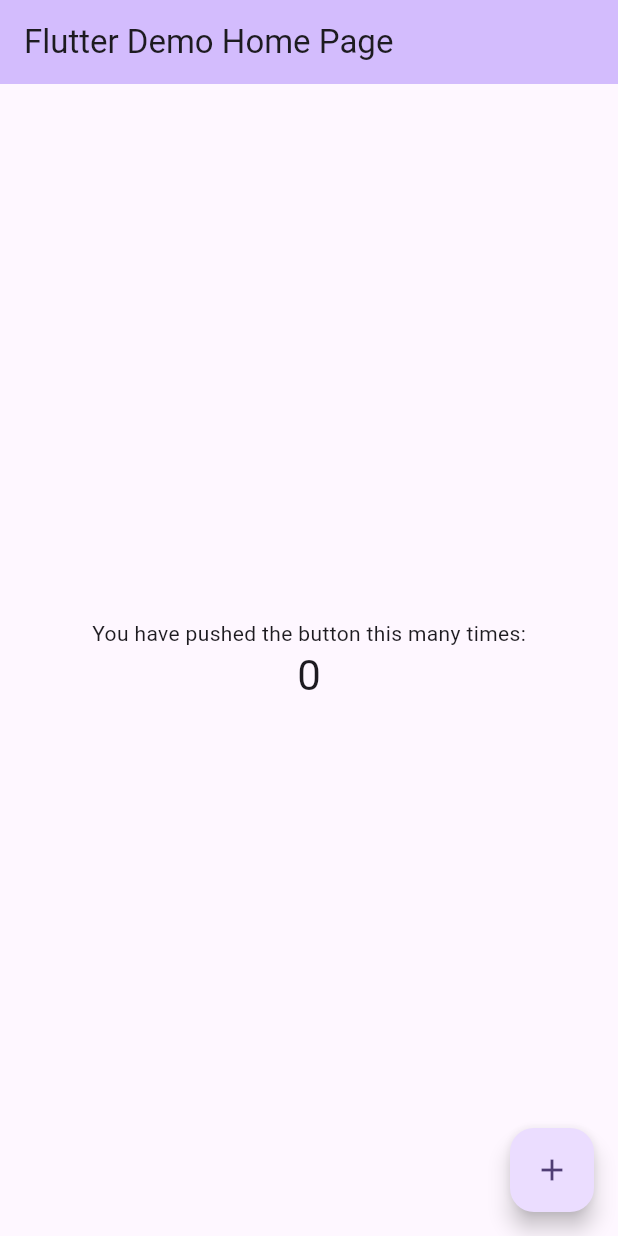
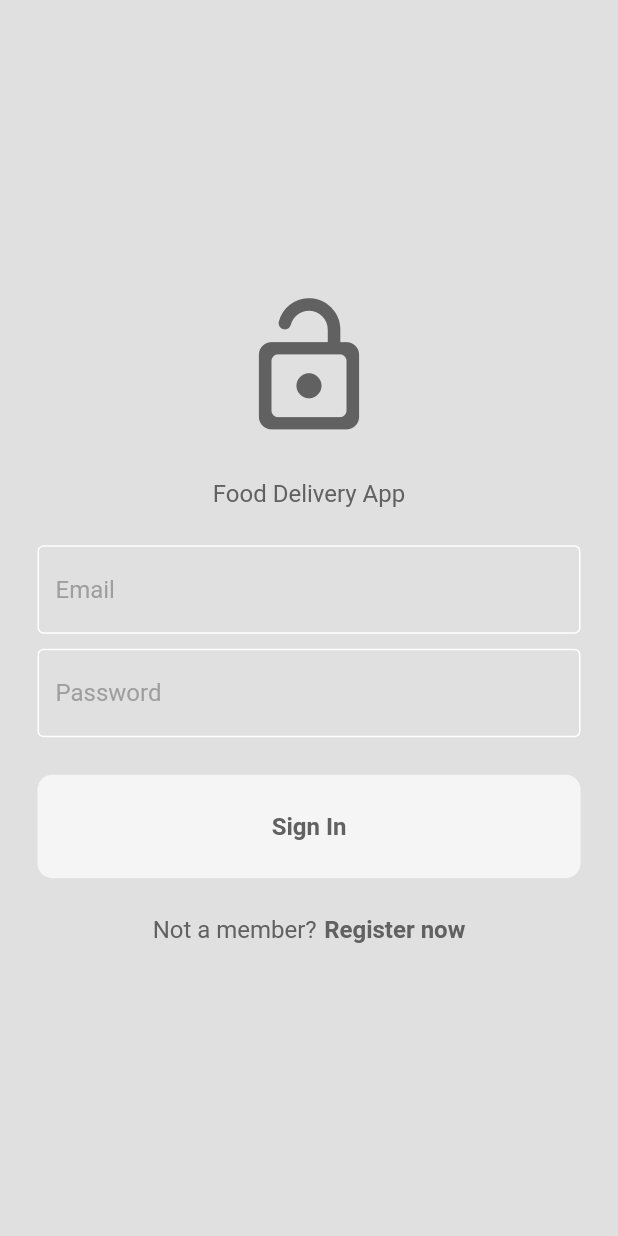
Before and after one commit to CV1X/Food-Delivery-App, a Flutter app: the screen it shows after launch, on a phone screen of 412 x 824 dp. Run offline on Flutter 3.47's test engine with Material 2 defaults, Android fonts, the phone set to English and light mode, and no system bars.

Commit message:
Login & register page done (+navigrea intre pagini)

```diff
--- /dev/null
+++ b/lib/auth/login_or_register.dart
@@ -0,0 +1,32 @@
+import 'package:flutter/material.dart';
+import 'package:food_delivery_app/pages/login_page.dart';
+import 'package:food_delivery_app/pages/register_page.dart';
+
+class LoginOrRegisterState extends StatefulWidget {
+  const LoginOrRegisterState({super.key});
+
+  @override
+  State<LoginOrRegisterState> createState() => _LoginOrRegisterStateState();
+}
+
+class _LoginOrRegisterStateState extends State<LoginOrRegisterState> {
+  //initially show the login page
+  bool showLoginPage = true;
+
+  // toggle between login & register
+
+  void togglePages() {
+    setState(() {
+      showLoginPage = !showLoginPage;
+    });
+  }
+
+  @override
+  Widget build(BuildContext context) {
+    if (showLoginPage) {
+      return LoginPage(onTap: togglePages);
+    } else {
+      return RegisterPage(onTap: togglePages);
+    }
+  }
+}
--- /dev/null
+++ b/lib/components/my_button.dart
@@ -0,0 +1,31 @@
+import 'package:flutter/material.dart';
+
+class MyButton extends StatelessWidget {
+  final Function()? onTap;
+  final String text;
+
+  const MyButton({super.key, required this.onTap, required this.text});
+
+  @override
+  Widget build(BuildContext context) {
+    return GestureDetector(
+      onTap: onTap,
+      child: Container(
+        padding: const EdgeInsets.all(25),
+        margin: const EdgeInsets.symmetric(horizontal: 25),
+        decoration: BoxDecoration(
+          color: Theme.of(context).colorScheme.secondary,
+          borderRadius: BorderRadius.circular(10),
+        ),
+        child: Center(
+          child: Text(text,
+              style: TextStyle(
+                color: Theme.of(context).colorScheme.inversePrimary,
+                fontWeight: FontWeight.bold,
+                fontSize: 16,
+              )),
+        ),
+      ),
+    );
+  }
+}
--- /dev/null
+++ b/lib/components/my_textfield.dart
@@ -0,0 +1,40 @@
+import 'package:flutter/material.dart';
+
+class MyTextField extends StatelessWidget {
+  final TextEditingController controller;
+  final String hintText;
+  final bool obscureText;
+
+  const MyTextField(
+      {super.key,
+      required this.controller,
+      required this.hintText,
+      required this.obscureText});
+
+  @override
+  Widget build(BuildContext context) {
+    return Padding(
+      padding: const EdgeInsets.symmetric(horizontal: 25),
+      child: TextField(
+        controller: controller,
+        obscureText: obscureText,
+        decoration: InputDecoration(
+          hintText: hintText,
+          hintStyle: TextStyle(
+            color: Theme.of(context).colorScheme.primary,
+          ),
+          enabledBorder: OutlineInputBorder(
+            borderSide: BorderSide(
+              color: Theme.of(context).colorScheme.tertiary,
+            ),
+          ),
+          focusedBorder: OutlineInputBorder(
+            borderSide: BorderSide(
+              color: Theme.of(context).colorScheme.primary,
+            ),
+          ),
+        ),
+      ),
+    );
+  }
+}
--- a/lib/main.dart
+++ b/lib/main.dart
@@ -1,125 +1,24 @@
 import 'package:flutter/material.dart';
+import 'package:food_delivery_app/themes/theme_provider.dart';
+import 'package:provider/provider.dart';
+import 'auth/login_or_register.dart';
 
 void main() {
-  runApp(const MyApp());
+  runApp(ChangeNotifierProvider(
+    create: (context) => ThemeProvider(),
+    child: const MyApp(),
+  ));
 }
 
 class MyApp extends StatelessWidget {
   const MyApp({super.key});
 
-  // This widget is the root of your application.
   @override
   Widget build(BuildContext context) {
     return MaterialApp(
-      title: 'Flutter Demo',
-      theme: ThemeData(
-        // This is the theme of your application.
-        //
-        // TRY THIS: Try running your application with "flutter run". You'll see
-        // the application has a blue toolbar. Then, without quitting the app,
-        // try changing the seedColor in the colorScheme below to Colors.green
-        // and then invoke "hot reload" (save your changes or press the "hot
-        // reload" button in a Flutter-supported IDE, or press "r" if you used
-        // the command line to start the app).
-        //
-        // Notice that the counter didn't reset back to zero; the application
-        // state is not lost during the reload. To reset the state, use hot
-        // restart instead.
-        //
-        // This works for code too, not just values: Most code changes can be
-        // tested with just a hot reload.
-        colorScheme: ColorScheme.fromSeed(seedColor: Colors.deepPurple),
-        useMaterial3: true,
-      ),
-      home: const MyHomePage(title: 'Flutter Demo Home Page'),
+      debugShowCheckedModeBanner: true,
+      home: LoginOrRegisterState(),
+      theme: Provider.of<ThemeProvider>(context).themeData,
     );
   }
 }
-
-class MyHomePage extends StatefulWidget {
-  const MyHomePage({super.key, required this.title});
-
-  // This widget is the home page of your application. It is stateful, meaning
-  // that it has a State object (defined below) that contains fields that affect
-  // how it looks.
-
-  // This class is the configuration for the state. It holds the values (in this
-  // case the title) provided by the parent (in this case the App widget) and
-  // used by the build method of the State. Fields in a Widget subclass are
-  // always marked "final".
-
-  final String title;
-
-  @override
-  State<MyHomePage> createState() => _MyHomePageState();
-}
-
-class _MyHomePageState extends State<MyHomePage> {
-  int _counter = 0;
-
-  void _incrementCounter() {
-    setState(() {
-      // This call to setState tells the Flutter framework that something has
-      // changed in this State, which causes it to rerun the build method below
-      // so that the display can reflect the updated values. If we changed
-      // _counter without calling setState(), then the build method would not be
-      // called again, and so nothing would appear to happen.
-      _counter++;
-    });
-  }
-
-  @override
-  Widget build(BuildContext context) {
-    // This method is rerun every time setState is called, for instance as done
-    // by the _incrementCounter method above.
-    //
-    // The Flutter framework has been optimized to make rerunning build methods
-    // fast, so that you can just rebuild anything that needs updating rather
-    // than having to individually change instances of widgets.
-    return Scaffold(
-      appBar: AppBar(
-        // TRY THIS: Try changing the color here to a specific color (to
-        // Colors.amber, perhaps?) and trigger a hot reload to see the AppBar
-        // change color while the other colors stay the same.
-        backgroundColor: Theme.of(context).colorScheme.inversePrimary,
-        // Here we take the value from the MyHomePage object that was created by
-        // the App.build method, and use it to set our appbar title.
-        title: Text(widget.title),
-      ),
-      body: Center(
-        // Center is a layout widget. It takes a single child and positions it
-        // in the middle of the parent.
-        child: Column(
-          // Column is also a layout widget. It takes a list of children and
-          // arranges them vertically. By default, it sizes itself to fit its
-          // children horizontally, and tries to be as tall as its parent.
-          //
-          // Column has various properties to control how it sizes itself and
-          // how it positions its children. Here we use mainAxisAlignment to
-          // center the children vertically; the main axis here is the vertical
-          // axis because Columns are vertical (the cross axis would be
-          // horizontal).
-          //
-          // TRY THIS: Invoke "debug painting" (choose the "Toggle Debug Paint"
-          // action in the IDE, or press "p" in the console), to see the
-          // wireframe for each widget.
-          mainAxisAlignment: MainAxisAlignment.center,
-          children: <Widget>[
-            const Text(
-              'You have pushed the button this many times:',
-            ),
-            Text(
-              '$_counter',
-              style: Theme.of(context).textTheme.headlineMedium,
-            ),
-          ],
-        ),
-      ),
-      floatingActionButton: FloatingActionButton(
-        onPressed: _incrementCounter,
-        tooltip: 'Increment',
-        child: const Icon(Icons.add),
-      ), // This trailing comma makes auto-formatting nicer for build methods.
-    );
-  }
-}
--- /dev/null
+++ b/lib/pages/login_page.dart
@@ -0,0 +1,110 @@
+import 'package:flutter/material.dart';
+import 'package:food_delivery_app/components/my_button.dart';
+import 'package:food_delivery_app/components/my_textfield.dart';
+
+class LoginPage extends StatefulWidget {
+  final void Function()? onTap;
+
+  const LoginPage({super.key, required this.onTap});
+
+  @override
+  State<LoginPage> createState() => _LoginPageState();
+}
+
+class _LoginPageState extends State<LoginPage> {
+  final TextEditingController emailController = TextEditingController();
+
+  final TextEditingController passwordController = TextEditingController();
+
+  @override
+  Widget build(BuildContext context) {
+    return Scaffold(
+        backgroundColor: Theme.of(context).colorScheme.background,
+        body: Center(
+          child: Column(
+            mainAxisAlignment: MainAxisAlignment.center,
+            children: [
+              //LOGO
+              Icon(
+                Icons.lock_open_rounded,
+                size: 100,
+                color: Theme.of(context).colorScheme.inversePrimary,
+              ),
+
+              const SizedBox(
+                height: 25,
+              ),
+
+              //Message
+
+              Text(
+                "Food Delivery App",
+                style: TextStyle(
+                    fontSize: 16,
+                    color: Theme.of(context).colorScheme.inversePrimary),
+              ),
+
+              const SizedBox(
+                height: 25,
+              ),
+
+              //Email
+              MyTextField(
+                controller: emailController,
+                hintText: "Email",
+                obscureText: false,
+              ),
+
+              const SizedBox(
+                height: 10,
+              ),
+
+              //Password
+              MyTextField(
+                controller: passwordController,
+                hintText: "Password",
+                obscureText: true,
+              ),
+
+              const SizedBox(
+                height: 25,
+              ),
+
+              //Sign in Button
+              MyButton(onTap: () {}, text: "Sign In"),
+
+              const SizedBox(
+                height: 25,
+              ),
+
+              // Not member? Register now
+
+              Row(
+                mainAxisAlignment: MainAxisAlignment.center,
+                children: [
+                  Text(
+                    "Not a member?",
+                    style: TextStyle(
+                        fontSize: 16,
+                        color: Theme.of(context).colorScheme.inversePrimary),
+                  ),
+                  const SizedBox(
+                    width: 5,
+                  ),
+                  GestureDetector(
+                    onTap: widget.onTap,
+                    child: Text(
+                      "Register now",
+                      style: TextStyle(
+                          fontWeight: FontWeight.bold,
+                          fontSize: 16,
+                          color: Theme.of(context).colorScheme.inversePrimary),
+                    ),
+                  ),
+                ],
+              ),
+            ],
+          ),
+        ));
+  }
+}
--- /dev/null
+++ b/lib/themes/dark_mode.dart
@@ -0,0 +1,10 @@
+import 'package:flutter/material.dart';
+
+ThemeData darkMode = ThemeData(
+    colorScheme: ColorScheme.dark(
+  background: Color.fromARGB(255, 20, 20, 20),
+  primary: Color.fromARGB(255, 122, 122, 122),
+  secondary: Color.fromARGB(255, 30, 30, 30),
+  tertiary: Color.fromARGB(255, 47, 47, 47),
+  inversePrimary: Colors.grey.shade300,
+));
--- /dev/null
+++ b/lib/themes/light_mode.dart
@@ -0,0 +1,11 @@
+import 'package:flutter/material.dart';
+
+ThemeData lightMode = ThemeData (
+  colorScheme: ColorScheme.light(
+    background: Colors.grey.shade300,
+    primary: Colors.grey.shade500,
+    secondary: Colors.grey.shade100,
+    tertiary:Colors.white,
+    inversePrimary: Colors.grey.shade700,
+  )
+);
--- /dev/null
+++ b/lib/themes/theme_provider.dart
@@ -0,0 +1,25 @@
+import 'package:flutter/material.dart';
+import 'package:food_delivery_app/themes/light_mode.dart';
+import 'package:food_delivery_app/themes/dark_mode.dart';
+
+class ThemeProvider with ChangeNotifier{
+  ThemeData _themeData = lightMode;
+
+  ThemeData get themeData => _themeData;
+
+  bool get isDarkMode => _themeData == darkMode;
+
+  set themeData(ThemeData themeData) {
+    _themeData = themeData;
+    notifyListeners();
+  }
+
+  void toggleTheme(){
+    if(_themeData == lightMode) {
+      themeData = darkMode;
+    }else{
+      themeData = lightMode;
+    }
+  }
+
+}
--- a/pubspec.yaml
+++ b/pubspec.yaml
@@ -35,6 +35,7 @@ dependencies:
   # The following adds the Cupertino Icons font to your application.
   # Use with the CupertinoIcons class for iOS style icons.
   cupertino_icons: ^1.0.2
+  provider: ^6.1.2
 
 dev_dependencies:
   flutter_test:
```
Also changed, not shown: lib/pages/register_page.dart (added, +122 -0 lines), pubspec.lock.
